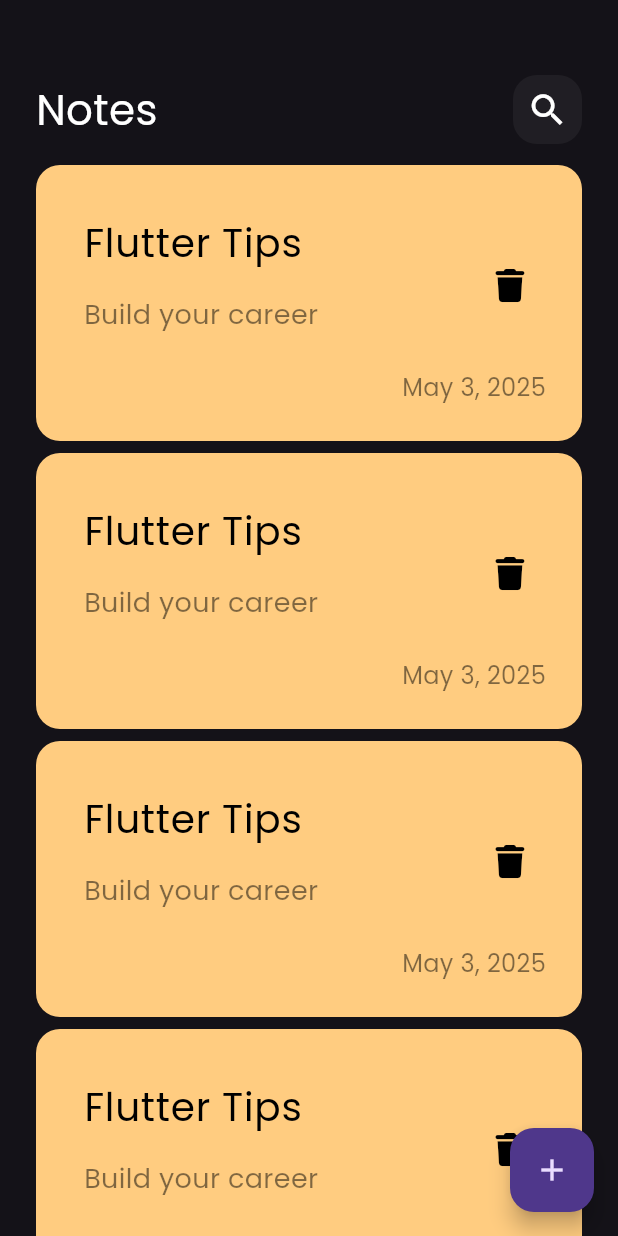
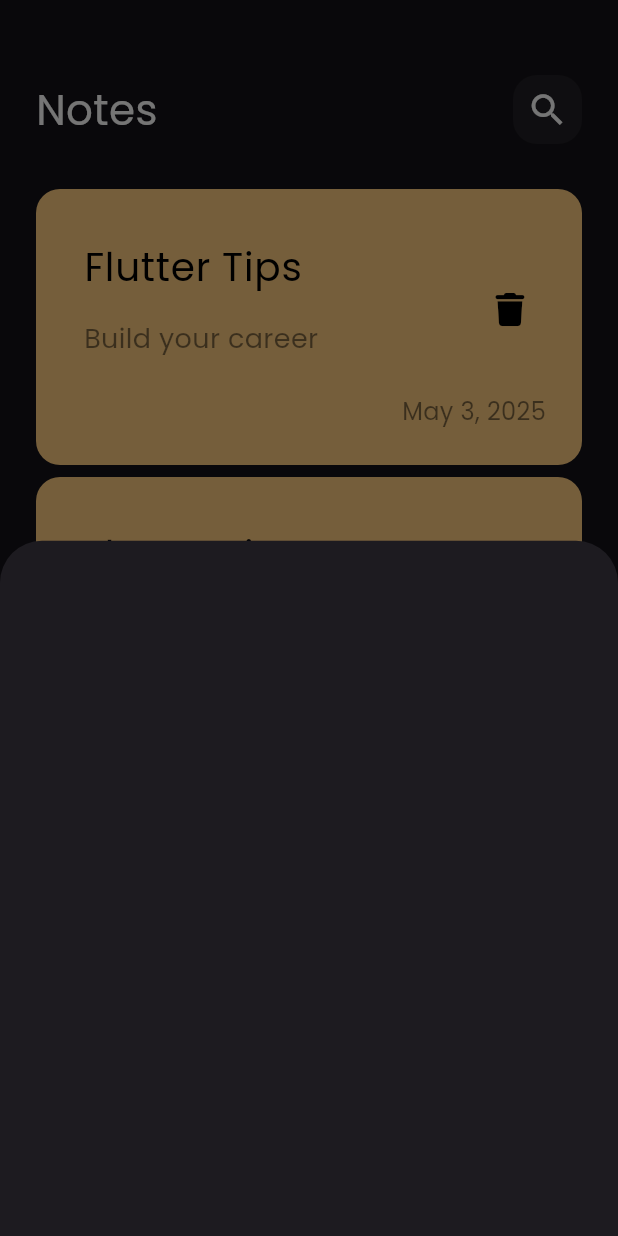
Before and after one commit to Salmamoh22/notes_app, a Flutter app: the screen it shows after launch, after a tap on the "add" icon, on a phone screen of 412 x 824 dp. Run offline on Flutter 3.47's test engine with Material 3 defaults, Android fonts, the phone set to English and light mode, and no system bars; our stand-ins replace font_awesome_flutter.

Commit message:
show model bottom sheet

```diff
--- a/lib/views/notes_view.dart
+++ b/lib/views/notes_view.dart
@@ -1,4 +1,5 @@
 import 'package:flutter/material.dart';
+import 'package:notes_app/views/widgets/add_note_bottom_sheet.dart';
 import 'package:notes_app/views/widgets/notes_view_body.dart';
 
 class NotesView extends StatelessWidget {
@@ -8,7 +9,14 @@ class NotesView extends StatelessWidget {
   Widget build(BuildContext context) {
     return Scaffold(
       floatingActionButton: FloatingActionButton(
-        onPressed: () {},
+        onPressed: () {
+          showModalBottomSheet(
+            context: context,
+            builder: (context) {
+              return const AddNoteBottomSheet();
+            },
+          );
+        },
         child: const Icon(Icons.add),
       ),
       body: const NotesViewBody(),
--- /dev/null
+++ b/lib/views/widgets/add_note_bottom_sheet.dart
@@ -0,0 +1,10 @@
+import 'package:flutter/material.dart';
+
+class AddNoteBottomSheet extends StatelessWidget {
+  const AddNoteBottomSheet({super.key});
+
+  @override
+  Widget build(BuildContext context) {
+    return  Container();
+  }
+}
--- a/lib/views/widgets/custom_notes_list_view.dart
+++ /dev/null
@@ -1,18 +0,0 @@
-import 'package:flutter/material.dart';
-import 'package:notes_app/views/widgets/custom_note_item.dart';
-
-class CustomNotesListView extends StatelessWidget {
-  const CustomNotesListView({super.key});
-
-  @override
-  Widget build(BuildContext context) {
-    return ListView.builder(
-      itemBuilder: (context, index) {
-        return Padding(
-          padding: const EdgeInsets.symmetric(vertical: 4),
-          child: CustomNoteItem(),
-        );
-      },
-    );
-  }
-}
--- /dev/null
+++ b/lib/views/widgets/notes_list_view.dart
@@ -0,0 +1,22 @@
+import 'package:flutter/material.dart';
+import 'package:notes_app/views/widgets/custom_note_item.dart';
+
+class NotesListView extends StatelessWidget {
+  const NotesListView({super.key});
+
+  @override
+  Widget build(BuildContext context) {
+    return Padding(
+      padding: const EdgeInsets.symmetric(vertical: 16),
+      child: ListView.builder(
+        padding: EdgeInsets.zero,
+        itemBuilder: (context, index) {
+          return Padding(
+            padding: const EdgeInsets.symmetric(vertical: 4),
+            child: CustomNoteItem(),
+          );
+        },
+      ),
+    );
+  }
+}
--- a/lib/views/widgets/notes_view_body.dart
+++ b/lib/views/widgets/notes_view_body.dart
@@ -1,7 +1,6 @@
 import 'package:flutter/material.dart';
 import 'package:notes_app/views/widgets/custom_app_bar.dart';
-import 'package:notes_app/views/widgets/custom_note_item.dart';
-import 'package:notes_app/views/widgets/custom_notes_list_view.dart';
+import 'package:notes_app/views/widgets/notes_list_view.dart';
 
 class NotesViewBody extends StatelessWidget {
   const NotesViewBody({super.key});
@@ -15,7 +14,7 @@ class NotesViewBody extends StatelessWidget {
           SizedBox(height: 50),
           CustomAppBar(),
           SizedBox(height: 10),
-          Expanded(child: CustomNotesListView()),
+          Expanded(child: NotesListView()),
         ],
       ),
     );
```
